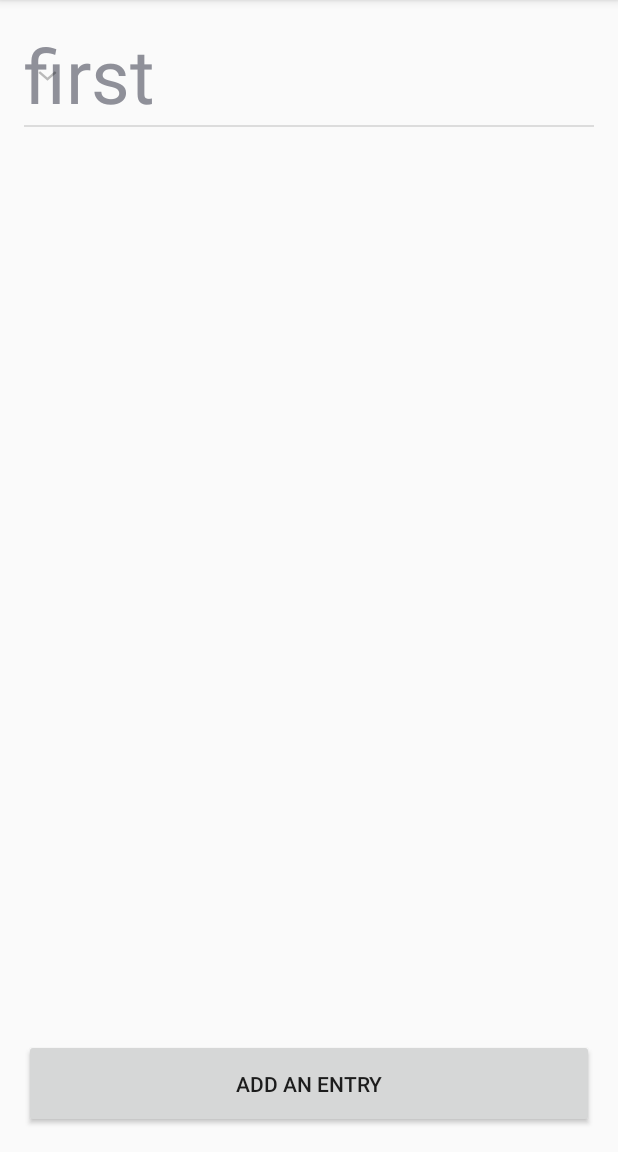
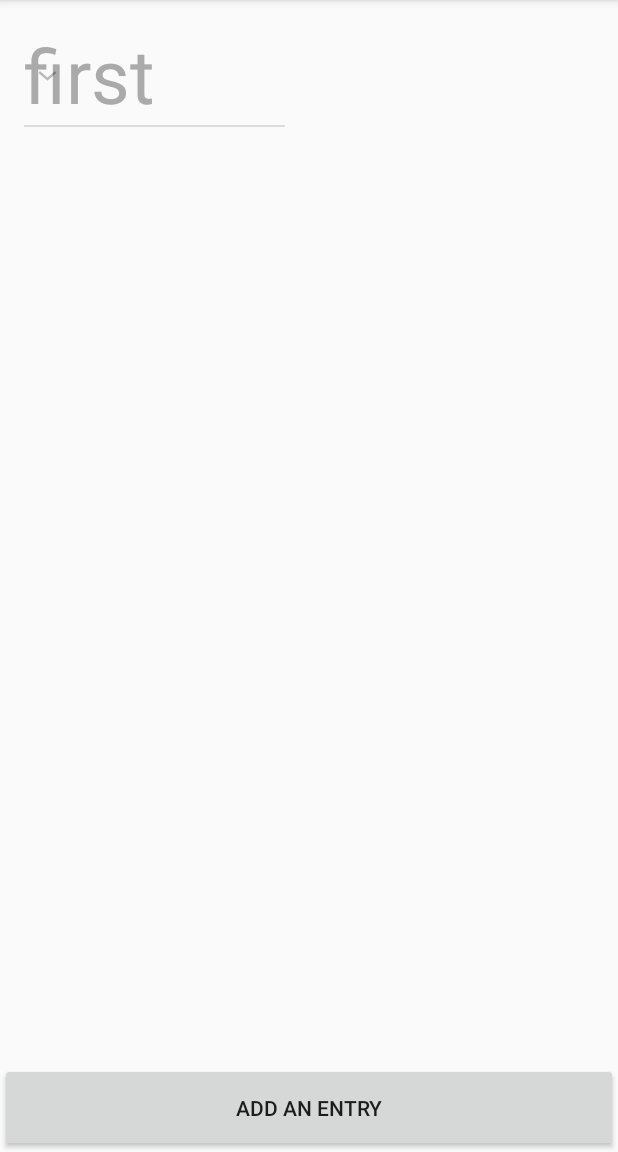
Before and after one commit to nsvir/AccMan, an Android app: the screen it shows after launch (MainActivity), after a tap on "ADD AN ENTRY", on a phone screen of 412 x 824 dp, the part 84-1236 px from its top. Run offline under Robolectric (Android 15) with nearby library versions, the phone set to English and light mode, and no system bars.

Commit message:
Improved color and entry rows

```diff
--- a/app/src/main/java/fr/accman/app/model/Account.java
+++ b/app/src/main/java/fr/accman/app/model/Account.java
@@ -16,8 +16,8 @@ import java.util.Set;
 
 public class Account
 {
-    public Editor editor;
-	public List<Category> categories;
+    private Editor editor;
+	private List<Category> categories;
 	private String name;
 
 	public Account(User user, File name) {
--- a/app/src/main/java/fr/accman/app/model/Category.java
+++ b/app/src/main/java/fr/accman/app/model/Category.java
@@ -1,6 +1,7 @@
 package fr.accman.app.model;
 import fr.accman.app.model.stream.Editor;
 
+import java.io.Serializable;
 import java.util.ArrayList;
 import java.util.List;
 
@@ -11,10 +12,10 @@ import java.util.List;
  * @generated
  */
 
-public class Category
+public class Category implements Serializable
 {
 
-	List<Entry> entries;
+	ArrayList<Entry> entries;
 	private String name;
     private Editor editor;
 
@@ -53,4 +54,8 @@ public class Category
 	public String toString() {
 		return this.getName() + ": " + getBalance();
 	}
+
+    public ArrayList<Entry> getEntries() {
+        return entries;
+    }
 }
--- a/app/src/main/java/fr/accman/app/model/Entry.java
+++ b/app/src/main/java/fr/accman/app/model/Entry.java
@@ -1,4 +1,7 @@
 package fr.accman.app.model;
+import fr.accman.app.model.utils.MyDateFormat;
+
+import java.io.Serializable;
 import java.util.*;
 
 
@@ -8,7 +11,7 @@ import java.util.*;
  * @generated
  */
 
-public class Entry
+public class Entry implements Serializable
 {
 	public long date;
 	public double value;
@@ -27,6 +30,19 @@ public class Entry
 	}
 
     public static long getNow() {
-        return GregorianCalendar.getInstance().get(Calendar.SECOND);
+        return GregorianCalendar.getInstance().getTimeInMillis();
     }
+
+	@Override
+	public String toString() {
+		return MyDateFormat.getDate(date) + ": " + value + "€";
+	}
+
+	public String getAmount() {
+		return this.value + "€";
+	}
+
+	public String getDate() {
+		return MyDateFormat.getDate(date);
+	}
 }
--- a/app/src/main/java/fr/accman/app/model/stream/Editor.java
+++ b/app/src/main/java/fr/accman/app/model/stream/Editor.java
@@ -7,6 +7,7 @@ import fr.accman.app.model.stream.file.ExternalFile;
 import fr.accman.app.model.stream.file.File;
 
 import java.io.IOException;
+import java.io.Serializable;
 import java.util.Iterator;
 import java.util.List;
 
@@ -16,7 +17,7 @@ import java.util.List;
  * @generated
  */
 
-public abstract class Editor
+public abstract class Editor implements Serializable
 {
 	protected File file;
 	protected Iterator<String> iterator;
--- a/app/src/main/java/fr/accman/app/model/stream/file/File.java
+++ b/app/src/main/java/fr/accman/app/model/stream/file/File.java
@@ -19,7 +19,7 @@ import java.util.Iterator;
  */
 public class File extends java.io.File {
 
-    private Charset charset = Charsets.UTF_8;
+    public static final Charset charset = Charsets.UTF_8;
 
     public File(java.io.File dir, String name) {
         super(dir, name);
--- a/app/src/main/java/fr/accman/app/model/utils/MyDateFormat.java
+++ b/app/src/main/java/fr/accman/app/model/utils/MyDateFormat.java
@@ -18,7 +18,7 @@ public class MyDateFormat extends SimpleDateFormat {
 
     public static String getDate(long time) {
         GregorianCalendar calendar = new GregorianCalendar();
-        calendar.set(Calendar.SECOND, (int) time);
+        calendar.setTimeInMillis(time);
         return new MyDateFormat().format(calendar.getTime());
     }
 
--- /dev/null
+++ b/app/src/main/java/fr/accman/app/view/AccountFragment.java
@@ -0,0 +1,130 @@
+package fr.accman.app.view;
+
+import android.content.Context;
+import android.support.annotation.Nullable;
+import android.support.v4.app.Fragment;
+import android.os.Bundle;
+import android.view.LayoutInflater;
+import android.view.View;
+import android.view.ViewGroup;
+import android.widget.BaseExpandableListAdapter;
+import android.widget.ExpandableListView;
+import android.widget.TextView;
+import fr.accman.app.AccMan;
+import fr.accman.app.R;
+import fr.accman.app.controller.AddEntry;
+import fr.accman.app.model.Account;
+import fr.accman.app.model.Category;
+import fr.accman.app.model.User;
+
+import java.util.*;
+
+/**
+ * A placeholder fragment containing a simple view.
+ */
+public class AccountFragment extends Fragment {
+    public static final String TAG = "AccountFragment";
+    protected ArrayList<Account> accounts;
+    protected View view;
+    private ExpandableListAdapter adapter;
+
+    @Override
+    public void onCreate(@Nullable Bundle savedInstanceState) {
+        super.onCreate(savedInstanceState);
+    }
+
+    @Override
+    public View onCreateView(LayoutInflater inflater, ViewGroup container,
+                             Bundle savedInstanceState) {
+        this.view = inflater.inflate(R.layout.account_fragment, container, false);
+        User.current.addAccount("first");
+        this.accounts = User.current.getAccounts();
+        this.adapter = new ExpandableListAdapter(this.accounts);
+        this.adapter.notifyDataSetChanged();
+        ((ExpandableListView)this.view.findViewById(R.id.expandable_list_view)).setAdapter(this.adapter);
+        ((ExpandableListView)this.view.findViewById(R.id.expandable_list_view)).setOnChildClickListener(new ExpandableListView.OnChildClickListener() {
+            @Override
+            public boolean onChildClick(ExpandableListView expandableListView, View view, int i, int i1, long l) {
+                Category category = accounts.get(i).getCategories().get(i1);
+                ((MainActivity)getActivity()).categoryFragmentCallback.setCategory(category);
+                return true;
+            }
+        });
+        return view;
+    }
+
+    public void updateExpandableListView() {
+        this.adapter.notifyDataSetChanged();
+    }
+
+    private class ExpandableListAdapter extends BaseExpandableListAdapter {
+
+        private final ArrayList<Account> accounts;
+
+        public ExpandableListAdapter(ArrayList<Account> accounts) {
+            this.accounts = accounts;
+        }
+
+        @Override
+        public int getGroupCount() {
+            return this.accounts.size();
+        }
+
+        @Override
+        public int getChildrenCount(int i) {
+            return this.accounts.get(i).getCategories().size();
+        }
+
+        @Override
+        public Object getGroup(int i) {
+            return this.accounts.get(i);
+        }
+
+        @Override
+        public Object getChild(int i, int i1) {
+            return this.accounts.get(i).getCategories().get(i1);
+        }
+
+        @Override
+        public long getGroupId(int i) {
+            return 0;
+        }
+
+        @Override
+        public long getChildId(int i, int i1) {
+            return 0;
+        }
+
+        @Override
+        public boolean hasStableIds() {
+            return false;
+        }
+
+        @Override
+        public View getGroupView(int i, boolean b, View view, ViewGroup viewGroup) {
+            TextView textView;
+            if (view == null) {
+                view = AccMan.inflate(R.layout.account_group);
+            }
+            textView = (TextView) view.findViewById(R.id.text_view);
+            textView.setText(this.accounts.get(i).getName());
+            return view;
+        }
+
+        @Override
+        public View getChildView(int i, int i1, boolean b, View view, ViewGroup viewGroup) {
+            TextView textView;
+            if (view == null) {
+                view = AccMan.inflate(R.layout.account_child);
+            }
+            textView = (TextView) view.findViewById(R.id.text_view);
+            textView.setText(this.accounts.get(i).getCategories().get(i1).toString());
+            return view;
+        }
+
+        @Override
+        public boolean isChildSelectable(int i, int i1) {
+            return true;
+        }
+    }
+}
--- a/app/src/main/java/fr/accman/app/view/MainActivity.java
+++ b/app/src/main/java/fr/accman/app/view/MainActivity.java
@@ -1,18 +1,30 @@
 package fr.accman.app.view;
 
+import android.content.Intent;
+import android.support.v4.app.FragmentActivity;
+import android.support.v4.app.FragmentManager;
+import android.support.v4.app.FragmentTransaction;
 import android.support.v7.app.AppCompatActivity;
 import android.os.Bundle;
 import android.view.Menu;
 import android.view.MenuItem;
 import fr.accman.app.R;
+import fr.accman.app.controller.AddEntry;
+import fr.accman.app.model.Account;
+import fr.accman.app.model.Category;
 import fr.accman.app.model.User;
 
-public class MainActivity extends AppCompatActivity {
+import java.io.Serializable;
+
+public class MainActivity extends AppCompatActivity implements AddEntry.Callback  {
+
+    public CategoryFragmentCallback categoryFragmentCallback = new CategoryFragmentCallback();
 
     @Override
     protected void onCreate(Bundle savedInstanceState) {
         super.onCreate(savedInstanceState);
         setContentView(R.layout.activity_main);
+        findViewById(R.id.button).setOnClickListener(new AddEntry(User.current.getAccounts().get(0), this));
     }
 
 
@@ -37,4 +49,32 @@ public class MainActivity extends AppCompatActivity {
 
         return super.onOptionsItemSelected(item);
     }
+
+    @Override
+    public void addEntryCallback() {
+        getAccountFragment().updateExpandableListView();
+    }
+
+    protected AccountFragment getAccountFragment() {
+        return (AccountFragment) getSupportFragmentManager().findFragmentByTag(AccountFragment.TAG);
+    }
+
+    protected CategoryFragment getCategoryFragment() {
+        CategoryFragment categoryFragment = (CategoryFragment) getSupportFragmentManager().findFragmentByTag(CategoryFragment.TAG);
+        if (categoryFragment == null) {
+            categoryFragment = new CategoryFragment();
+            FragmentTransaction fragmentTransaction = getSupportFragmentManager().beginTransaction();
+            fragmentTransaction.add(R.id.view_group, categoryFragment, CategoryFragment.TAG);
+            fragmentTransaction.commit();
+        }
+        return categoryFragment;
+    }
+
+    public class CategoryFragmentCallback implements CategoryFragment.Callback {
+
+        @Override
+        public void setCategory(Category category) {
+            getCategoryFragment().setCategory(category);
+        }
+    }
 }
--- a/app/src/main/java/fr/accman/app/view/MainActivityFragment.java
+++ /dev/null
@@ -1,132 +0,0 @@
-package fr.accman.app.view;
-
-import android.content.Context;
-import android.support.annotation.Nullable;
-import android.support.v4.app.Fragment;
-import android.os.Bundle;
-import android.view.LayoutInflater;
-import android.view.View;
-import android.view.ViewGroup;
-import android.widget.BaseExpandableListAdapter;
-import android.widget.ExpandableListView;
-import android.widget.TextView;
-import fr.accman.app.AccMan;
-import fr.accman.app.R;
-import fr.accman.app.controller.AddEntry;
-import fr.accman.app.model.Account;
-import fr.accman.app.model.User;
-
-import java.util.*;
-
-/**
- * A placeholder fragment containing a simple view.
- */
-public class MainActivityFragment extends Fragment implements AddEntry.Callback {
-
-    protected ArrayList<Account> accounts;
-    protected View view;
-    private ExpandableListAdapter adapter;
-
-    public MainActivityFragment() {
-    }
-
-    @Override
-    public void onCreate(@Nullable Bundle savedInstanceState) {
-        super.onCreate(savedInstanceState);
-    }
-
-    @Override
-    public View onCreateView(LayoutInflater inflater, ViewGroup container,
-                             Bundle savedInstanceState) {
-        this.view = inflater.inflate(R.layout.account_fragment, container, false);
-        User.current.addAccount("first");
-        this.accounts = User.current.getAccounts();
-        Account currentAccount = this.accounts.get(0);
-        this.adapter = new ExpandableListAdapter(this.accounts);
-        this.adapter.notifyDataSetChanged();
-        ((ExpandableListView)this.view.findViewById(R.id.expandable_list_view)).setAdapter(this.adapter);
-        view.findViewById(R.id.button).setOnClickListener(new AddEntry(currentAccount, this));
-        return view;
-    }
-
-
-    @Override
-    public void addEntryCallback() {
-        this.updateExpandableListView();
-    }
-
-    private void updateExpandableListView() {
-        this.adapter.notifyDataSetChanged();
-    }
-
-    private class ExpandableListAdapter extends BaseExpandableListAdapter {
-
-        private final ArrayList<Account> accounts;
-
-        public ExpandableListAdapter(ArrayList<Account> accounts) {
-            this.accounts = accounts;
-        }
-
-        @Override
-        public int getGroupCount() {
-            return this.accounts.size();
-        }
-
-        @Override
-        public int getChildrenCount(int i) {
-            return this.accounts.get(i).getCategories().size();
-        }
-
-        @Override
-        public Object getGroup(int i) {
-            return this.accounts.get(i);
-        }
-
-        @Override
-        public Object getChild(int i, int i1) {
-            return this.accounts.get(i).getCategories().get(i1);
-        }
-
-        @Override
-        public long getGroupId(int i) {
-            return 0;
-        }
-
-        @Override
-        public long getChildId(int i, int i1) {
-            return 0;
-        }
-
-        @Override
-        public boolean hasStableIds() {
-            return false;
-        }
-
-        @Override
-        public View getGroupView(int i, boolean b, View view, ViewGroup viewGroup) {
-            TextView textView;
-            if (view == null) {
-                view = AccMan.inflate(R.layout.account_group);
-            }
-            textView = (TextView) view.findViewById(R.id.text_view);
-            textView.setText(this.accounts.get(i).getName());
-            return view;
-        }
-
-        @Override
-        public View getChildView(int i, int i1, boolean b, View view, ViewGroup viewGroup) {
-            TextView textView;
-            if (view == null) {
-                view = AccMan.inflate(R.layout.account_child);
-            }
-            textView = (TextView) view.findViewById(R.id.text_view);
-            textView.setText(this.accounts.get(i).getCategories().get(i1).toString());
-            return view;
-        }
-
-        @Override
-        public boolean isChildSelectable(int i, int i1) {
-            return false;
-        }
-    }
-}
--- a/app/src/main/res/layout/account_child.xml
+++ b/app/src/main/res/layout/account_child.xml
@@ -6,6 +6,7 @@
 
     <TextView android:layout_width="match_parent" android:layout_height="match_parent" android:id="@+id/text_view"
               android:textSize="@dimen/account_child_text_size"
+              android:textColor="@android:color/darker_gray"
               android:layout_marginStart="100dp"
               android:layout_marginLeft="100dp"/>
 
--- a/app/src/main/res/layout/account_fragment.xml
+++ b/app/src/main/res/layout/account_fragment.xml
@@ -10,15 +10,5 @@
 
     <ExpandableListView android:id="@+id/expandable_list_view"
               android:layout_width="match_parent" android:layout_height="match_parent"
-              android:layout_alignParentTop="true"
-              android:layout_above="@+id/button"/>
-
-    <Button
-            android:id="@+id/button"
-            android:layout_height="wrap_content" android:layout_width="match_parent"
-            android:text="@string/add_entry"
-            android:padding="20dp"
-            android:layout_alignParentBottom="true">
-
-    </Button>
+              android:layout_alignParentTop="true"/>
 </RelativeLayout>
--- a/app/src/main/res/layout/account_group.xml
+++ b/app/src/main/res/layout/account_group.xml
@@ -2,4 +2,5 @@
 
 <TextView xmlns:android="http://schemas.android.com/apk/res/android"
           android:layout_width="match_parent" android:layout_height="match_parent" android:id="@+id/text_view"
+          android:textColor="@android:color/darker_gray"
           android:textSize="@dimen/account_group_text_size"/>
--- a/app/src/main/res/layout/activity_main.xml
+++ b/app/src/main/res/layout/activity_main.xml
@@ -1,7 +1,35 @@
-<fragment xmlns:android="http://schemas.android.com/apk/res/android"
-          xmlns:tools="http://schemas.android.com/tools"
-          android:id="@+id/fragment"
-          android:name="fr.accman.app.view.MainActivityFragment"
-          tools:layout="@layout/account_fragment"
-          android:layout_width="match_parent"
-          android:layout_height="match_parent"/>
+<RelativeLayout xmlns:android="http://schemas.android.com/apk/res/android"
+                android:layout_width="match_parent"
+                android:layout_height="match_parent"
+                xmlns:tools="http://schemas.android.com/tools"
+>
+    <LinearLayout android:layout_width="match_parent" android:layout_height="match_parent"
+                  android:layout_above="@+id/button"
+                  android:orientation="horizontal"
+                  android:layout_alignParentTop="true">
+
+        <fragment
+                android:tag="AccountFragment"
+                android:name="fr.accman.app.view.AccountFragment"
+                tools:layout="@layout/account_fragment"
+                android:layout_width="0dp"
+                android:layout_weight="1"
+                android:layout_height="match_parent"/>
+
+        <FrameLayout android:layout_width="0dp" android:layout_height="match_parent"
+                     android:layout_weight="1"
+                     android:id="@+id/view_group">
+
+        </FrameLayout>
+
+    </LinearLayout>
+
+    <Button
+            android:id="@+id/button"
+            android:layout_height="wrap_content" android:layout_width="match_parent"
+            android:text="@string/add_entry"
+            android:padding="20dp"
+            android:layout_alignParentBottom="true">
+    </Button>
+
+</RelativeLayout>
--- /dev/null
+++ b/app/src/main/res/layout/category_fragment.xml
@@ -0,0 +1,5 @@
+<?xml version="1.0" encoding="utf-8"?>
+<ListView xmlns:android="http://schemas.android.com/apk/res/android"
+          android:layout_width="match_parent"
+          android:id="@+id/list_view"
+          android:layout_height="match_parent"/>
--- a/app/src/main/res/values/dimens.xml
+++ b/app/src/main/res/values/dimens.xml
@@ -4,4 +4,6 @@
     <dimen name="activity_vertical_margin">16dp</dimen>
     <dimen name="account_child_text_size">30sp</dimen>
     <dimen name="account_group_text_size">50sp</dimen>
+    <dimen name="category_adapter_date_size">30sp</dimen>
+    <dimen name="category_adapter_amount_size">30sp</dimen>
 </resources>
```
Also changed, not shown: app/src/main/java/fr/accman/app/view/CategoryFragment.java (added, +116 -0 lines), app/src/main/res/layout/category_adapter.xml (added, +24 -0 lines), app/src/main/res/layout/fragment_main.xml (deleted, +0 -24 lines).
